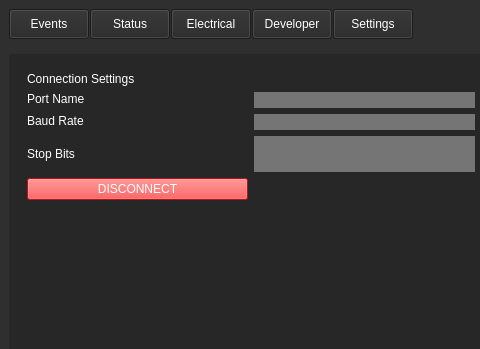
This is weapon-system-support-software/mainwindow.ui in Team-Controller-NAU/Controller as Qt 5 draws it before an edit; both pictures show x 0 to 480 and y 0 to 349 of the 956 by 452 pixel window. The edited form follows.
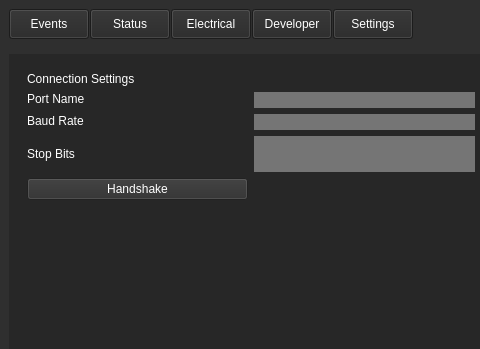
This is the edited form. The open tabs and pages were chosen to show the change.

Commit message:
fixed issue 1, moved handshake button to connection settings page
fixed issue 1, moved handshake button to connection settings page

Diff of the .ui file:
```diff
--- a/weapon-system-support-software/mainwindow.ui
+++ b/weapon-system-support-software/mainwindow.ui
@@ -547,20 +547,6 @@
                 </property>
                </widget>
               </item>
-              <item row="2" column="0" colspan="2">
-               <widget class="QPushButton" name="handshake_button">
-                <property name="styleSheet">
-                 <string notr="true">background-color: rgb(47, 47, 47);
-color: rgb(255, 255, 255);
-border-color: rgb(255, 255, 255);
-border-top-color: rgb(255, 255, 255);
-border-right-color: rgb(255, 255, 255);</string>
-                </property>
-                <property name="text">
-                 <string>Handshake</string>
-                </property>
-               </widget>
-              </item>
               <item row="3" column="0" colspan="2">
                <widget class="QLineEdit" name="message_contents">
                 <property name="styleSheet">
@@ -887,25 +873,6 @@
                </property>
               </widget>
              </item>
-             <item row="4" column="0">
-              <widget class="QPushButton" name="diconnect_Button">
-               <property name="sizePolicy">
-                <sizepolicy hsizetype="Expanding" vsizetype="Fixed">
-                 <horstretch>0</horstretch>
-                 <verstretch>0</verstretch>
-                </sizepolicy>
-               </property>
-               <property name="styleSheet">
-                <string notr="true">color: rgb(255, 255, 255);
-background-color: rgb(254, 28, 28);
-border-color: rgb(255, 255, 255);
-font: 15pt &quot;Segoe UI&quot;;</string>
-               </property>
-               <property name="text">
-                <string>DISCONNECT</string>
-               </property>
-              </widget>
-             </item>
              <item row="4" column="3">
               <widget class="QPushButton" name="save_Button">
                <property name="sizePolicy">
@@ -957,6 +924,20 @@
                </property>
               </widget>
              </item>
+             <item row="4" column="0">
+              <widget class="QPushButton" name="handshake_button">
+               <property name="styleSheet">
+                <string notr="true">background-color: rgb(47, 47, 47);
+color: rgb(255, 255, 255);
+border-color: rgb(255, 255, 255);
+border-top-color: rgb(255, 255, 255);
+border-right-color: rgb(255, 255, 255);</string>
+               </property>
+               <property name="text">
+                <string>Handshake</string>
+               </property>
+              </widget>
+             </item>
             </layout>
            </widget>
            <widget class="QWidget" name="Electrial_Page">
```
Left out of the diff: 2 changed lines with no effect on the pictures. The commit also changes 4 other files.
